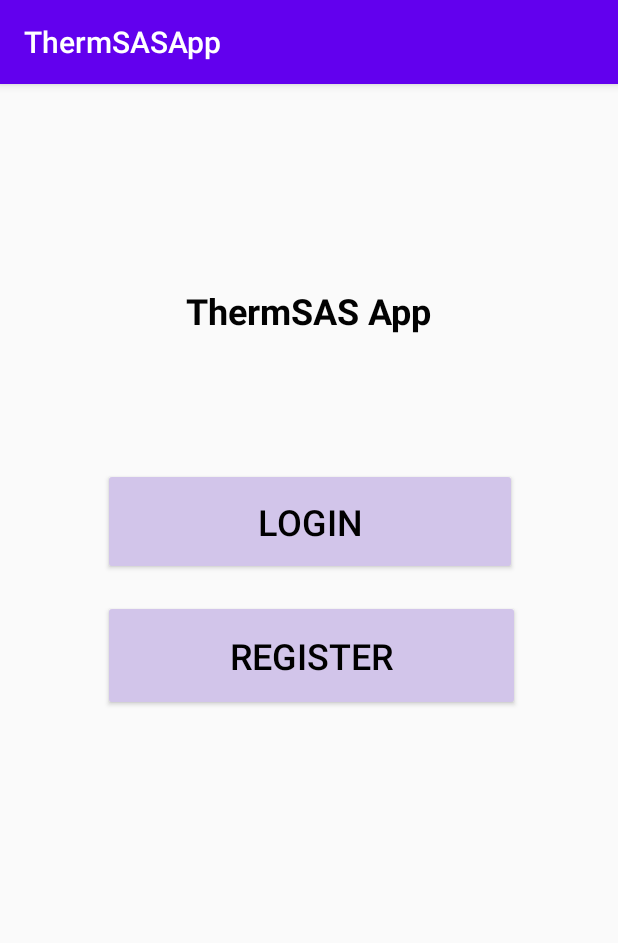
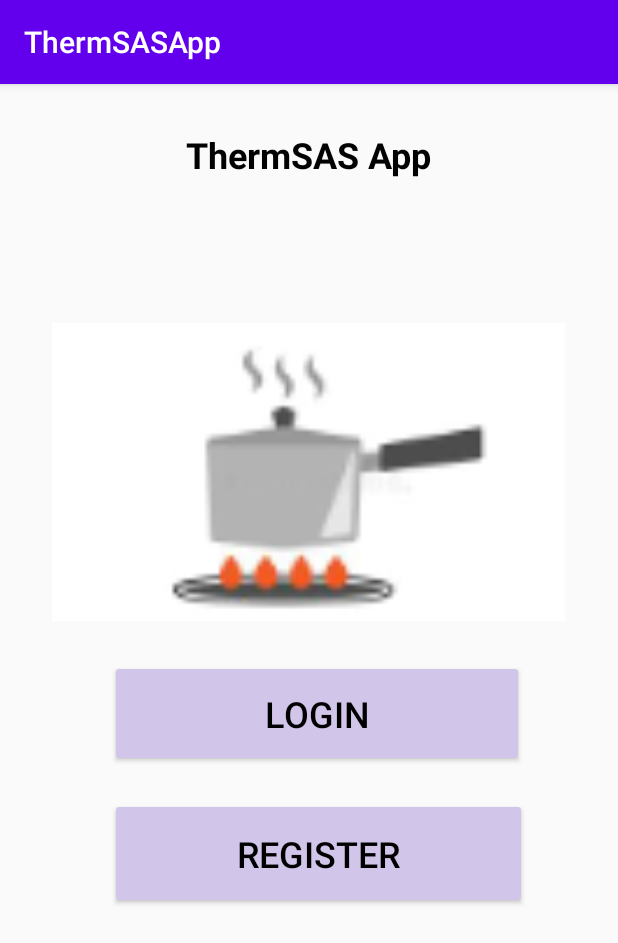
Before and after one commit to Abeerrafiq1/ThermSASApp, an Android app: the screen it shows after launch (MainActivity), on a phone screen of 412 x 824 dp. Shown: the top 943 px of the screen. Run offline under Robolectric (Android 15) with nearby library versions, the phone set to English and light mode, and no system bars; 1 statement that could not run was skipped.

```diff
--- a/app/src/main/java/com/example/thermsasapp/SSimpleTableDataAdapter.java
+++ b/app/src/main/java/com/example/thermsasapp/SSimpleTableDataAdapter.java
@@ -26,7 +26,7 @@ public final class SSimpleTableDataAdapter extends TableDataAdapter<String[]> {
         textView.setGravity(Gravity.START);
         textView.setSingleLine();
         textView.setTypeface(textView.getTypeface(), Typeface.NORMAL);
-        textView.setPadding(20, 15, 20, 15);
+        textView.setPadding(100, 15, 20, 15);
         textView.setEllipsize(TextUtils.TruncateAt.END);
         textView.setTextSize(textSize);
         textView.setTextColor(0x90000000);
--- a/app/src/main/res/layout/activity_main.xml
+++ b/app/src/main/res/layout/activity_main.xml
@@ -11,14 +11,14 @@
         android:layout_width="276dp"
         android:layout_height="71dp"
         android:layout_marginStart="16dp"
-        android:layout_marginTop="256dp"
+        android:layout_marginTop="384dp"
         android:layout_marginEnd="16dp"
         android:backgroundTint="#D2C5EA"
         android:text="Login"
         android:textColor="#000000"
         android:textSize="24sp"
         app:layout_constraintEnd_toEndOf="parent"
-        app:layout_constraintHorizontal_bias="0.504"
+        app:layout_constraintHorizontal_bias="0.553"
         app:layout_constraintStart_toStartOf="parent"
         app:layout_constraintTop_toTopOf="parent" />
 
@@ -27,14 +27,14 @@
         android:layout_width="278dp"
         android:layout_height="74dp"
         android:layout_marginStart="16dp"
-        android:layout_marginTop="344dp"
+        android:layout_marginTop="476dp"
         android:layout_marginEnd="16dp"
         android:backgroundTint="#D2C5EA"
         android:text="Register"
         android:textColor="#000000"
         android:textSize="24sp"
         app:layout_constraintEnd_toEndOf="parent"
-        app:layout_constraintHorizontal_bias="0.514"
+        app:layout_constraintHorizontal_bias="0.564"
         app:layout_constraintStart_toStartOf="parent"
         app:layout_constraintTop_toTopOf="parent" />
 
@@ -50,7 +50,19 @@
         app:layout_constraintEnd_toEndOf="parent"
         app:layout_constraintStart_toStartOf="parent"
         app:layout_constraintTop_toTopOf="parent"
-        app:layout_constraintVertical_bias="0.604" />
+        app:layout_constraintVertical_bias="0.088" />
+
+    <ImageView
+        android:id="@+id/imageView2"
+        android:layout_width="342dp"
+        android:layout_height="301dp"
+        app:layout_constraintBottom_toBottomOf="parent"
+        app:layout_constraintEnd_toEndOf="parent"
+        app:layout_constraintHorizontal_bias="0.492"
+        app:layout_constraintStart_toStartOf="parent"
+        app:layout_constraintTop_toTopOf="parent"
+        app:layout_constraintVertical_bias="0.232"
+        app:srcCompat="@drawable/basic_rgb_162545831" />
 
 
 </androidx.constraintlayout.widget.ConstraintLayout>
```
Also changed, not shown: app/src/main/java/com/example/thermsasapp/viewCookingListActivity.java (+7 -2 lines), app/src/main/java/com/example/thermsasapp/viewStoveDataActivity.java (+14 -3 lines), app/src/main/res/layout/pop_window_activity.xml (+3 -4 lines), app/src/main/res/layout/view_cooking_list_activity.xml (+28 -9 lines), app/src/main/res/layout/view_stove_data_activity.xml (+9 -7 lines), app/src/main/res/drawable-xxxhdpi/basic_rgb_162545831.jpg (added).
